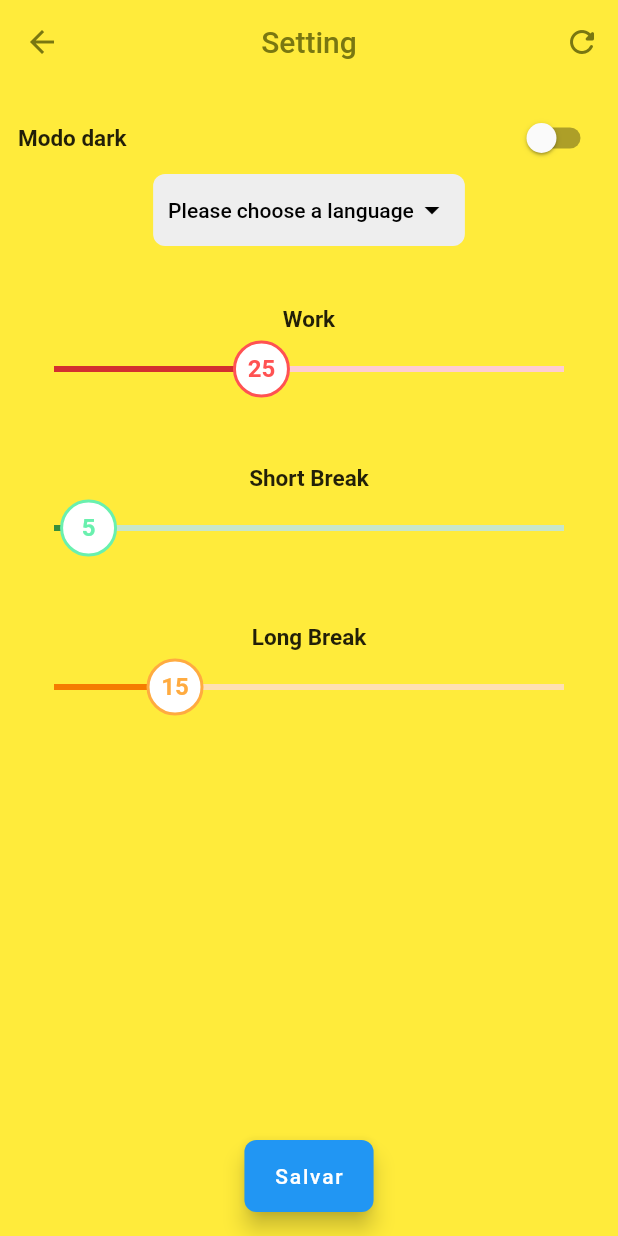
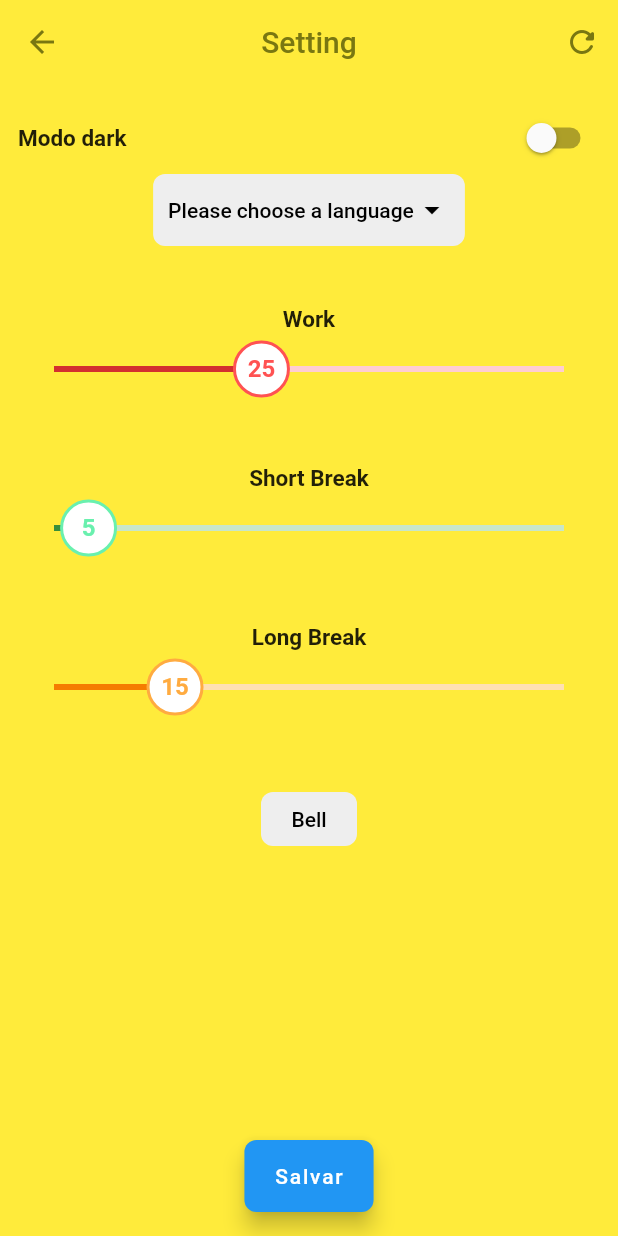
Before and after one commit to moabomena/Pomozen, a Flutter app: the SettingsPage screen opened directly, after a tap on the "refresh" icon, on a phone screen of 412 x 824 dp. Run offline on Flutter 3.47's test engine with Material 2 defaults, Android fonts, the phone set to English and light mode, and no system bars; our stand-ins replace audioplayers, flutter_local_notifications, get, percent_indicator, rxdart; statements that could not run were skipped.

Commit message:
add reset button song, state on button song

```diff
--- a/lib/controllers/timer_controller.dart
+++ b/lib/controllers/timer_controller.dart
@@ -3,6 +3,7 @@ import 'dart:async';
 import 'package:audioplayers/audioplayers.dart';
 import 'package:get/get.dart';
 import 'package:pomodoro_app/model/pomodoro_status.dart';
+import 'package:pomodoro_app/widgets/bottom_sheet_songs.dart';
 
 class TimerController extends GetxController {
   static AudioCache player = AudioCache();
@@ -27,7 +28,10 @@ class TimerController extends GetxController {
   var mainBtnText = 'START POMODORO'.obs;
 
   PomodoroStatus pomodoroStatus = PomodoroStatus.pausedPomodoro;
+  Songs songs = Songs.songThirteen;
 
+  var fileNameMusic = 'bell.mp3'.obs;
+  var textButtonSong = 'please choose a song'.obs;
   @override
   void onInit() {
     player.load('bell.mp3');
@@ -96,6 +100,10 @@ class TimerController extends GetxController {
     pomodoroStatus = value;
   }
 
+  void setSongs(var value) {
+    songs = value;
+  }
+
   void playSound() {
     player.play('bell.mp3');
   }
--- a/lib/screens/settings_page.dart
+++ b/lib/screens/settings_page.dart
@@ -2,6 +2,7 @@ import 'package:flutter/material.dart';
 import 'package:get/get.dart';
 import 'package:pomodoro_app/controllers/timer_controller.dart';
 import 'package:pomodoro_app/model/pomodoro_status.dart';
+import 'package:pomodoro_app/widgets/bottom_sheet_songs.dart';
 import 'package:pomodoro_app/widgets/custom_slider.dart';
 
 class SettingsPage extends StatefulWidget {
@@ -62,6 +63,7 @@ class _SettingsPageState extends State<SettingsPage> {
                 _resetSlider(ResetSlider.resetWork);
                 _resetSlider(ResetSlider.resetShortBreak);
                 _resetSlider(ResetSlider.resetLongBreak);
+                _resetTextButtonSong();
               },
               icon: const Icon(Icons.refresh_rounded))
         ],
@@ -220,6 +222,18 @@ class _SettingsPageState extends State<SettingsPage> {
               const SizedBox(
                 height: 40,
               ),
+              TextButton(
+                style: ButtonStyle(
+                    backgroundColor:
+                        MaterialStateProperty.all(Colors.grey[200]),
+                    foregroundColor: MaterialStateProperty.all(Colors.black),
+                    shape: MaterialStateProperty.all<RoundedRectangleBorder>(
+                        RoundedRectangleBorder(
+                      borderRadius: BorderRadius.circular(8.0),
+                    ))),
+                child: Obx(() => Text(timerController.textButtonSong.value)),
+                onPressed: () => selectSongsBottomSheet(context),
+              ),
             ],
           ),
         ),
@@ -250,3 +264,48 @@ enum ResetSlider {
   resetShortBreak,
   resetLongBreak,
 }
+
+_resetTextButtonSong() {
+  switch (timerController.fileNameMusic.value) {
+    case 'attention-bell-ding.mp3':
+      timerController.textButtonSong.value = 'Attention bell ding';
+      break;
+    case 'bell-sound-with-delay.mp3':
+      timerController.textButtonSong.value = 'Bell sound with delay';
+      break;
+    case 'bells-of-mystery.mp3':
+      timerController.textButtonSong.value = 'Bells of mystery';
+      break;
+    case 'bike-bell-ring.mp3':
+      timerController.textButtonSong.value = 'Bike bell ring';
+      break;
+    case 'cartoon-door-melodic-bell.mp3':
+      timerController.textButtonSong.value = 'Cartoon door melodic bell';
+      break;
+    case 'clock-countdown-bleeps.mp3':
+      timerController.textButtonSong.value = 'Clock countdown bleeps';
+      break;
+    case 'fairy-bells.mp3':
+      timerController.textButtonSong.value = 'Fairy bells';
+      break;
+    case 'home-standard-ding-dong.mp3':
+      timerController.textButtonSong.value = 'Home standard ding dong';
+      break;
+    case 'modern-classic-door-bell-sound.mp3':
+      timerController.textButtonSong.value = 'Modern classic door bell';
+      break;
+    case 'notification-bell.mp3':
+      timerController.textButtonSong.value = 'Notification bell';
+      break;
+    case 'service-bell-double-ding.mp3':
+      timerController.textButtonSong.value = 'Service bell double ding';
+      break;
+    case 'small-door-bell.mp3':
+      timerController.textButtonSong.value = 'Small door bell';
+      break;
+    case 'bell.mp3':
+      timerController.textButtonSong.value = 'Bell';
+      break;
+    default:
+  }
+}
--- a/lib/widgets/bottom_sheet_songs.dart
+++ b/lib/widgets/bottom_sheet_songs.dart
@@ -22,72 +22,86 @@ void selectSongsBottomSheet(context) {
                 timerController.selectMapItem(Songs.songOne);
                 timerController.setSongs(Songs.songOne);
                 player.play(selectItemSong[Songs.songOne]);
+                timerController.setTextButtonSong('Attention bell ding');
               }),
               _listTileSelectSong('Bell sound with delay', keySong: 2,
                   ontap: () {
                 timerController.selectMapItem(Songs.songTwo);
                 timerController.setSongs(Songs.songTwo);
                 player.play(selectItemSong[Songs.songTwo]);
+                timerController.setTextButtonSong('Bell sound with delay');
               }),
               _listTileSelectSong('Bells of mystery', keySong: 3, ontap: () {
                 timerController.selectMapItem(Songs.songThree);
                 timerController.setSongs(Songs.songThree);
                 player.play(selectItemSong[Songs.songThree]);
+                timerController.setTextButtonSong('Bells of mystery');
               }),
               _listTileSelectSong('Bike bell ring', keySong: 4, ontap: () {
                 timerController.selectMapItem(Songs.songFour);
                 timerController.setSongs(Songs.songFour);
                 player.play(selectItemSong[Songs.songFour]);
+                timerController.setTextButtonSong('Bike bell ring');
               }),
               _listTileSelectSong('Cartoon door melodic bell', keySong: 5,
                   ontap: () {
                 timerController.selectMapItem(Songs.songFive);
                 timerController.setSongs(Songs.songFive);
                 player.play(selectItemSong[Songs.songFive]);
+                timerController.setTextButtonSong('Cartoon door melodic bell');
               }),
               _listTileSelectSong('Clock Countdown bleeps', keySong: 6,
                   ontap: () {
                 timerController.selectMapItem(Songs.songSix);
                 timerController.setSongs(Songs.songSix);
                 player.play(selectItemSong[Songs.songSix]);
+                timerController.setTextButtonSong('Clock Countdown bleeps');
               }),
               _listTileSelectSong('Fairy bells', keySong: 7, ontap: () {
                 timerController.selectMapItem(Songs.songSeven);
                 timerController.setSongs(Songs.songSeven);
                 player.play(selectItemSong[Songs.songSeven]);
+                timerController.setTextButtonSong('Fairy bells');
               }),
               _listTileSelectSong('Home standard ding dong', keySong: 8,
                   ontap: () {
                 timerController.selectMapItem(Songs.songEight);
                 timerController.setSongs(Songs.songEight);
                 player.play(selectItemSong[Songs.songEight]);
+                timerController.setTextButtonSong('Home standard ding dong');
               }),
               _listTileSelectSong('Modern classic door bell sound', keySong: 9,
                   ontap: () {
                 timerController.selectMapItem(Songs.songNine);
                 timerController.setSongs(Songs.songNine);
                 player.play(selectItemSong[Songs.songNine]);
+                timerController
+                    .setTextButtonSong('Modern classic door bell sound');
               }),
               _listTileSelectSong('Notificaiton bell', keySong: 10, ontap: () {
                 timerController.selectMapItem(Songs.songTen);
                 timerController.setSongs(Songs.songTen);
                 player.play(selectItemSong[Songs.songTen]);
+                timerController.setTextButtonSong('Notificaiton bell');
               }),
               _listTileSelectSong('Service bell double ding', keySong: 11,
                   ontap: () {
                 timerController.selectMapItem(Songs.songEleven);
                 timerController.setSongs(Songs.songEleven);
                 player.play(selectItemSong[Songs.songEleven]);
+                timerController.setTextButtonSong('Service bell double ding');
               }),
               _listTileSelectSong('Small door bell', keySong: 12, ontap: () {
                 timerController.selectMapItem(Songs.songTwelve);
                 timerController.setSongs(Songs.songTwelve);
                 player.play(selectItemSong[Songs.songTwelve]);
+                timerController.setTextButtonSong('Small door bell');
               }),
               _listTileSelectSong('Bell', keySong: 13, ontap: () {
                 timerController.selectMapItem(Songs.songThirteen);
                 timerController.setSongs(Songs.songThirteen);
                 player.play(selectItemSong[Songs.songThirteen]);
+                timerController.setTextButtonSong('Bell');
               }),
             ],
           ),
```
